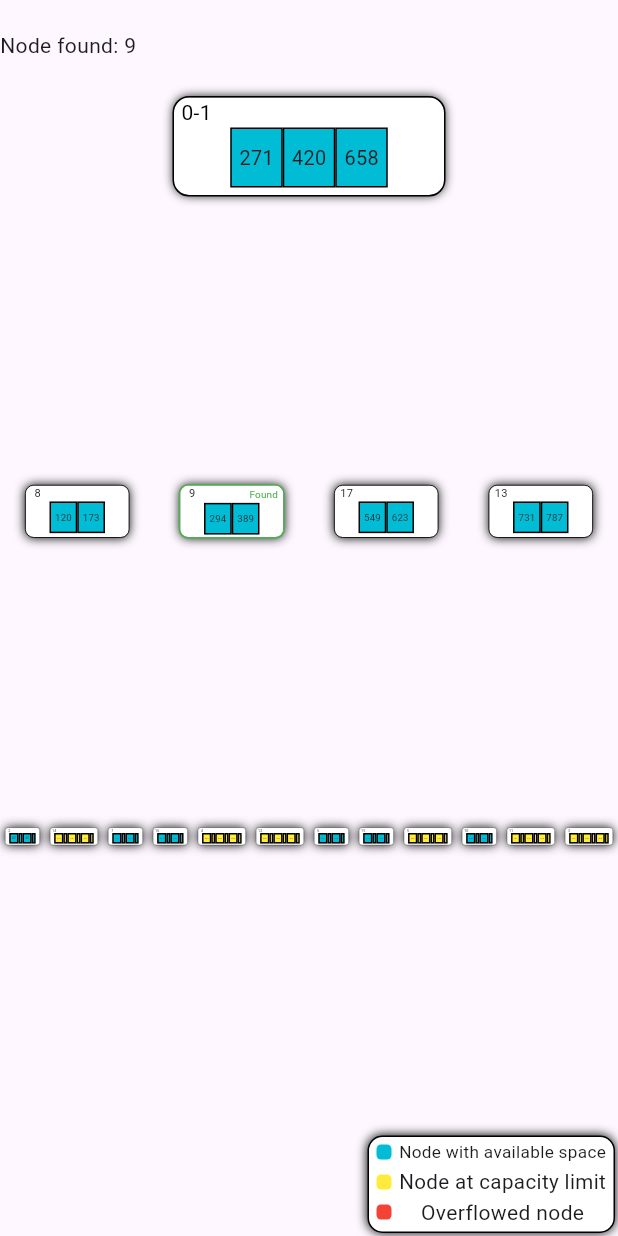
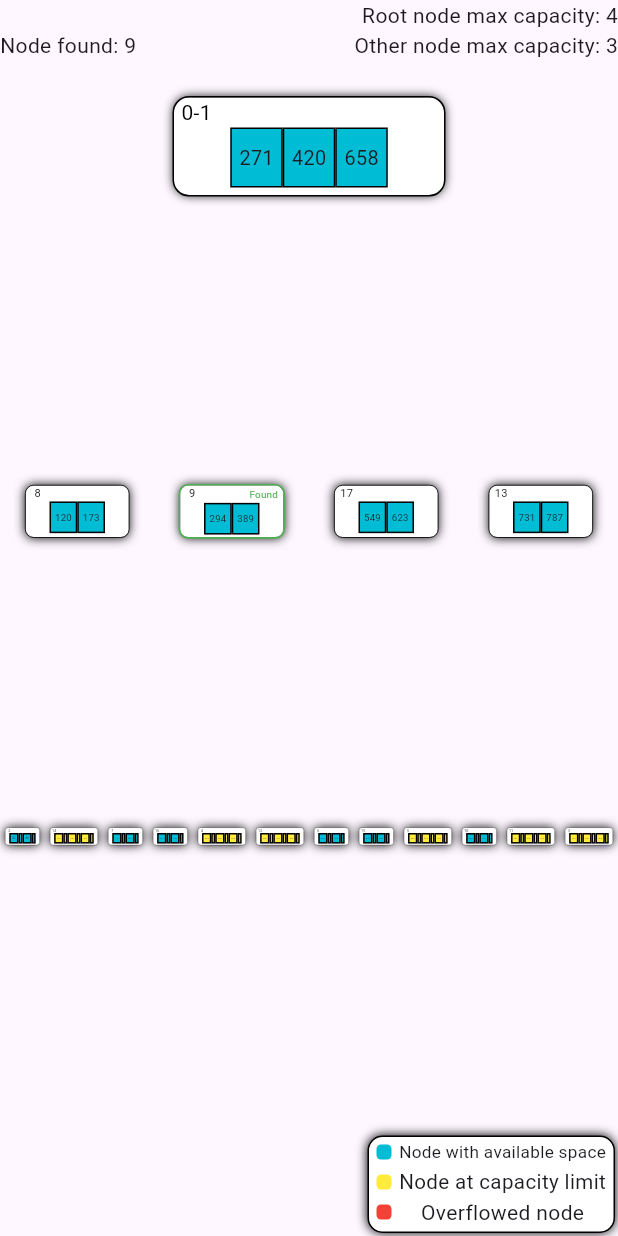
Before and after one commit to it-toolkit/visualizeit_bsharptree_extension, a Flutter app: the screen it shows after launch, on a phone screen of 412 x 824 dp. Run offline on Flutter 3.47's test engine with Material 3 defaults, Android fonts, the phone set to English and light mode, and no system bars; missing offline and left inert: visualizeit_extensions, widget_arrows; statements that could not run were skipped.

Commit message:
Agregadas capacidades maximas de los nodos en el widget

```diff
--- a/lib/model/bsharp_tree.dart
+++ b/lib/model/bsharp_tree.dart
@@ -36,7 +36,7 @@ class BSharpTree<T extends Comparable<T>> extends Observable {
       this.keysAreAutoincremental,
       this.lastKeyAddedToTree);
 
-  int get _rootMaxCapacity => (4 * maxCapacity) ~/ 3;
+  int get rootMaxCapacity => (4 * maxCapacity) ~/ 3;
   int get depth => _rootNode?.level ?? 0;
 
   bool isRoot(BSharpNode<T> node) => node.id == _rootNode?.id;
@@ -976,7 +976,7 @@ class BSharpTree<T extends Comparable<T>> extends Observable {
       {bool isReplacingRoot = false}) {
     return _buildIndexNode(leftNode, rightNodes, level,
         givenNodeId: "0-1",
-        givenCapacity: _rootMaxCapacity,
+        givenCapacity: rootMaxCapacity,
         isReplacingRoot: isReplacingRoot);
   }
 
@@ -1008,7 +1008,7 @@ class BSharpTree<T extends Comparable<T>> extends Observable {
   BSharpSequentialNode<T> _buildRootSequentialNode(List<T> values,
       {bool isReplacingRoot = false}) {
     return _buildSequentialNode(values,
-        givenCapacity: _rootMaxCapacity,
+        givenCapacity: rootMaxCapacity,
         givenNodeId: "0-1",
         isReplacingRoot: isReplacingRoot);
   }
--- a/lib/widget/tree_widget.dart
+++ b/lib/widget/tree_widget.dart
@@ -88,6 +88,16 @@ class _TreeWidgetState extends State<TreeWidget> {
                   : ""),
             ),
           ),
+          SizedBox(
+            width: 180,
+            height: 20,
+            child: FittedBox(
+              fit: BoxFit.fitHeight,
+              alignment: Alignment.centerRight,
+              child:
+                  Text("Root node max capacity: ${widget.tree.rootMaxCapacity}"),
+            ),
+          ),
         ],
       ),
       Row(
@@ -103,6 +113,16 @@ class _TreeWidgetState extends State<TreeWidget> {
               child: Text(widget.currentTransition != null
                   ? widget.currentTransition.toString()
                   : ""),
+            ),
+          ),
+          SizedBox(
+            width: 180,
+            height: 20,
+            child: FittedBox(
+              fit: BoxFit.fitHeight,
+              alignment: Alignment.centerRight,
+              child:
+                  Text("Other node max capacity: ${widget.tree.maxCapacity}"),
             ),
           ),
         ],
```
Lines whose indentation alone changed are shown as unchanged.
